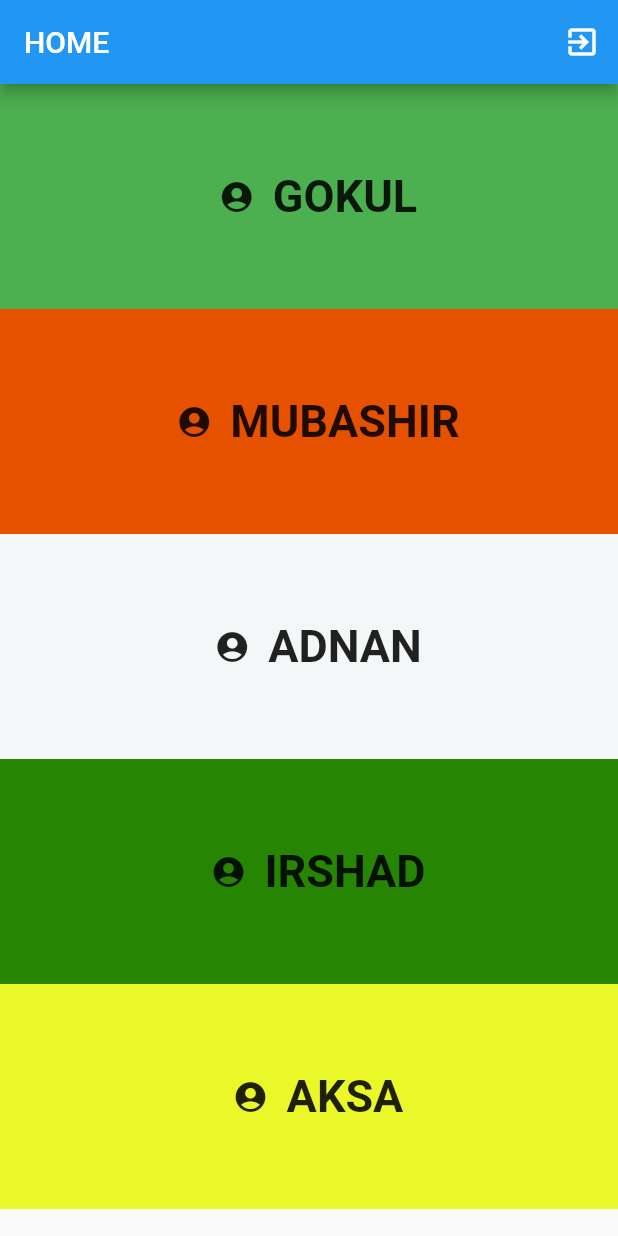
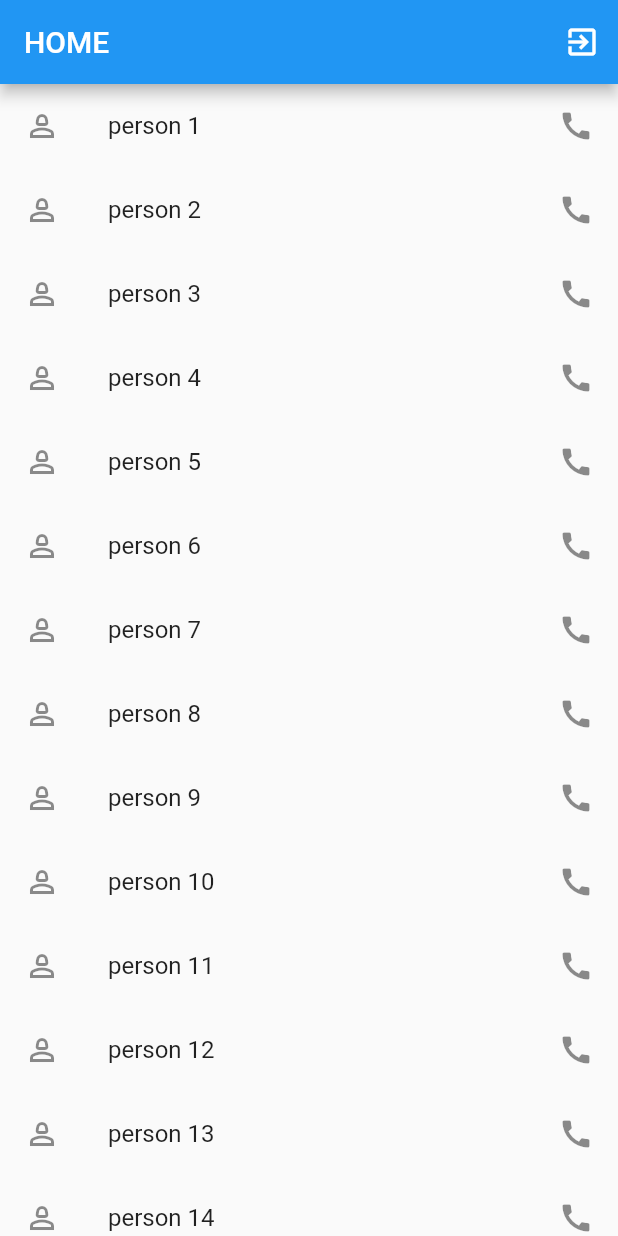
Before and after one commit to farhan-kt/Login_Page, a Flutter app: the ScreenHome screen opened directly, on a phone screen of 412 x 824 dp. Run offline on Flutter 3.47's test engine with Material 2 defaults, Android fonts, the phone set to English and light mode, and no system bars.

Commit message:
changed container into listvie.builder

```diff
--- a/login/lib/main.dart
+++ b/login/lib/main.dart
@@ -13,6 +13,7 @@ class MyApp extends StatelessWidget {
   @override
   Widget build(BuildContext context) {
     return MaterialApp(
+      debugShowCheckedModeBanner: false,
       title: 'Login Project',
       theme: ThemeData(
         primarySwatch: Colors.blue,
--- a/login/lib/screens/home.dart
+++ b/login/lib/screens/home.dart
@@ -17,85 +17,16 @@ class ScreenHome extends StatelessWidget {
                 icon: Icon(Icons.exit_to_app)),
           ],
         ),
-      body: ListView(
-        children: [
-          Container(
-            alignment: Alignment.center,
-            height: 150,
-            child: Row(
-              mainAxisAlignment: MainAxisAlignment.center,
-              children: [
-                IconButton(onPressed: () {}, icon: Icon(Icons.account_circle)),
-                Text(
-                  'GOKUL',
-                  style: TextStyle(fontSize: 30, fontWeight: FontWeight.bold),
-                ),
-              ],
-            ),
-            color: Colors.green,
-          ),
-          Container(
-            alignment: Alignment.center,
-            height: 150,
-            child: Row(
-              mainAxisAlignment: MainAxisAlignment.center,
-              children: [
-                IconButton(onPressed: () {}, icon: Icon(Icons.account_circle)),
-                Text(
-                  'MUBASHIR',
-                  style: TextStyle(fontSize: 30, fontWeight: FontWeight.bold),
-                ),
-              ],
-            ),
-            color: Colors.orange[900],
-          ),
-          Container(
-            alignment: Alignment.center,
-            height: 150,
-            child: Row(
-              mainAxisAlignment: MainAxisAlignment.center,
-              children: [
-                IconButton(onPressed: () {}, icon: Icon(Icons.account_circle)),
-                Text(
-                  'ADNAN',
-                  style: TextStyle(fontSize: 30, fontWeight: FontWeight.bold),
-                ),
-              ],
-            ),
-            color: Color.fromARGB(255, 244, 247, 248),
-          ),
-          Container(
-            height: 150,
-            child: Row(
-              mainAxisAlignment: MainAxisAlignment.center,
-              children: [
-                IconButton(onPressed: () {}, icon: Icon(Icons.account_circle)),
-                Text(
-                  'IRSHAD',
-                  style: TextStyle(fontSize: 30, fontWeight: FontWeight.bold),
-                ),
-              ],
-            ),
-            color: Color.fromARGB(255, 39, 133, 4),
-          ),
-          Container(
-            alignment: Alignment.center,
-            height: 150,
-            child: Row(
-              mainAxisAlignment: MainAxisAlignment.center,
-              children: [
-                IconButton(onPressed: () {}, icon: Icon(Icons.account_circle)),
-                Text(
-                  'AKSA',
-                  style: TextStyle(fontSize: 30, fontWeight: FontWeight.bold),
-                ),
-              ],
-            ),
-            color: Color.fromARGB(255, 234, 248, 42),
-          )
-        ],
-      ),
+        body: ListView.builder(
+            itemCount: 30,
+            itemBuilder: (BuildContext context, Index) {
+              return ListTile(
+                onTap: () {},
+                leading: Icon(Icons.person_2_outlined),
+                trailing: Icon(Icons.call),
+                title: Text("person ${Index + 1}"),
               );
+            }));
   }
 
   signout(BuildContext ctx) {
```
Lines whose indentation alone changed are shown as unchanged.
